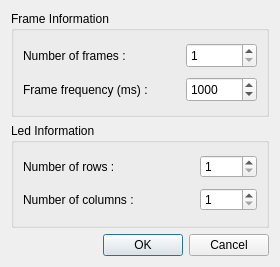
annesummers/LedAnimator, file newanimation.ui: the form before one commit.
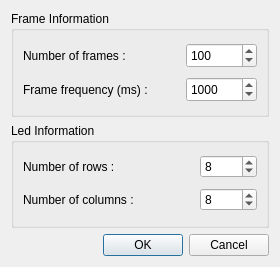
The form after the commit.

What changed in the file:
```diff
--- a/newanimation.ui
+++ b/newanimation.ui
@@ -55,6 +55,9 @@
           <property name="maximum">
            <number>999</number>
           </property>
+          <property name="value">
+           <number>100</number>
+          </property>
          </widget>
         </item>
         <item row="1" column="0">
@@ -131,6 +134,9 @@
           <property name="maximum">
            <number>100</number>
           </property>
+          <property name="value">
+           <number>8</number>
+          </property>
          </widget>
         </item>
         <item row="1" column="1">
@@ -153,6 +159,9 @@
           <property name="maximum">
            <number>100</number>
           </property>
+          <property name="value">
+           <number>8</number>
+          </property>
          </widget>
         </item>
         <item row="1" column="0">
```
